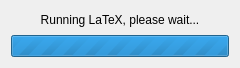
Before: the Qt Designer form designer/busy.ui in sobjornstad/clicker-quiz-manager, drawn with Qt 5.
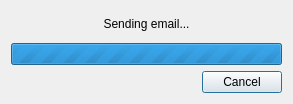
After: the same form once the commit is applied.

The edit to the form file:
```diff
--- a/designer/busy.ui
+++ b/designer/busy.ui
@@ -6,8 +6,8 @@
    <rect>
     <x>0</x>
     <y>0</y>
-    <width>240</width>
-    <height>68</height>
+    <width>293</width>
+    <height>104</height>
    </rect>
   </property>
   <property name="windowTitle">
@@ -19,7 +19,7 @@
      <item>
       <widget class="QLabel" name="label">
        <property name="text">
-        <string>Running LaTeX, please wait...</string>
+        <string>Sending email...</string>
        </property>
        <property name="alignment">
         <set>Qt::AlignCenter</set>
@@ -41,6 +41,30 @@
      </item>
     </layout>
    </item>
+   <item>
+    <layout class="QHBoxLayout" name="horizontalLayout">
+     <item>
+      <spacer name="horizontalSpacer">
+       <property name="orientation">
+        <enum>Qt::Horizontal</enum>
+       </property>
+       <property name="sizeHint" stdset="0">
+        <size>
+         <width>40</width>
+         <height>20</height>
+        </size>
+       </property>
+      </spacer>
+     </item>
+     <item>
+      <widget class="QPushButton" name="cancelButton">
+       <property name="text">
+        <string>Cancel</string>
+       </property>
+      </widget>
+     </item>
+    </layout>
+   </item>
   </layout>
  </widget>
  <resources/>
```
Left out of the diff: 2 changed lines with no effect on the pictures.
